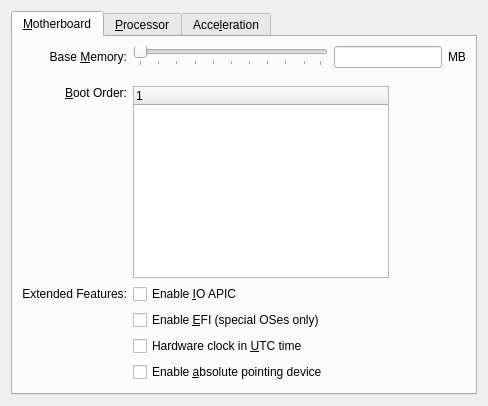
This is vbox/src/VBox/Frontends/VirtualBox/src/settings/vm/VBoxVMSettingsSystem.ui in jljuxgm/vboxgit as Qt 5 draws it before an edit. The edited form follows.
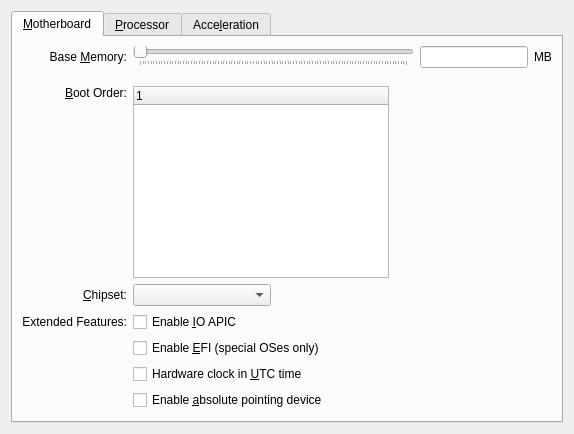
This is the edited form. Icons and pictures are not drawn. Custom widgets are drawn as their Qt base class.

Diff of the .ui file:
```diff
--- a/vbox/src/VBox/Frontends/VirtualBox/src/settings/vm/VBoxVMSettingsSystem.ui
+++ b/vbox/src/VBox/Frontends/VirtualBox/src/settings/vm/VBoxVMSettingsSystem.ui
@@ -53,7 +53,7 @@
          </property>
         </widget>
        </item>
-       <item row="0" column="1" rowspan="2">
+       <item row="0" column="1" rowspan="2" colspan="2">
         <layout class="QVBoxLayout" name="mLtMemorySlider">
          <property name="spacing">
           <number>0</number>
@@ -116,7 +116,7 @@
          </item>
         </layout>
        </item>
-       <item row="0" column="2">
+       <item row="0" column="3">
         <layout class="QHBoxLayout" name="mLtMemoryUnits">
          <item>
           <widget class="QILineEdit" name="mLeMemory">
@@ -291,6 +291,38 @@
         </layout>
        </item>
        <item row="4" column="0">
+        <widget class="QLabel" name="mLbChipset">
+         <property name="sizePolicy">
+          <sizepolicy hsizetype="Minimum" vsizetype="Fixed">
+           <horstretch>0</horstretch>
+           <verstretch>0</verstretch>
+          </sizepolicy>
+         </property>
+         <property name="text">
+          <string>&amp;Chipset:</string>
+         </property>
+         <property name="alignment">
+          <set>Qt::AlignRight|Qt::AlignTrailing|Qt::AlignVCenter</set>
+         </property>
+         <property name="buddy">
+          <cstring>mCbChipset</cstring>
+         </property>
+        </widget>
+       </item>
+       <item row="4" column="1">
+        <widget class="QComboBox" name="mCbChipset">
+         <property name="sizePolicy">
+          <sizepolicy hsizetype="Minimum" vsizetype="Fixed">
+           <horstretch>0</horstretch>
+           <verstretch>0</verstretch>
+          </sizepolicy>
+         </property>
+         <property name="whatsThis">
+          <string>Defines chipset type used in this VM.</string>
+         </property>
+        </widget>
+       </item>
+       <item row="5" column="0">
         <widget class="QLabel" name="mLbMotherboardExtended">
          <property name="sizePolicy">
           <sizepolicy hsizetype="Minimum" vsizetype="Fixed">
@@ -306,7 +338,7 @@
          </property>
         </widget>
        </item>
-       <item row="4" column="1" colspan="2">
+       <item row="5" column="1" colspan="3">
         <widget class="QCheckBox" name="mCbApic">
          <property name="sizePolicy">
           <sizepolicy hsizetype="Expanding" vsizetype="Fixed">
@@ -322,7 +354,7 @@
          </property>
         </widget>
        </item>
-       <item row="5" column="1" colspan="2">
+       <item row="6" column="1" colspan="3">
         <widget class="QCheckBox" name="mCbEFI">
          <property name="sizePolicy">
           <sizepolicy hsizetype="Expanding" vsizetype="Fixed">
@@ -338,7 +370,7 @@
          </property>
         </widget>
        </item>
-       <item row="6" column="1" >
+       <item row="7" column="1" colspan="3">
         <widget class="QCheckBox" name="mCbTCUseUTC" >
          <property name="sizePolicy" >
           <sizepolicy vsizetype="Fixed" hsizetype="MinimumExpanding" >
@@ -354,7 +386,7 @@
          </property>
         </widget>
        </item>
-       <item row="7" column="1" >
+       <item row="8" column="1" colspan="3">
         <widget class="QCheckBox" name="mCbUseAbsHID" >
          <property name="sizePolicy" >
           <sizepolicy vsizetype="Fixed" hsizetype="MinimumExpanding" >
@@ -370,7 +402,7 @@
          </property>
         </widget>
        </item>
-       <item row="8" column="0" colspan="3">
+       <item row="9" column="0" colspan="4">
         <spacer name="mSpVer1">
          <property name="orientation">
           <enum>Qt::Vertical</enum>
```
